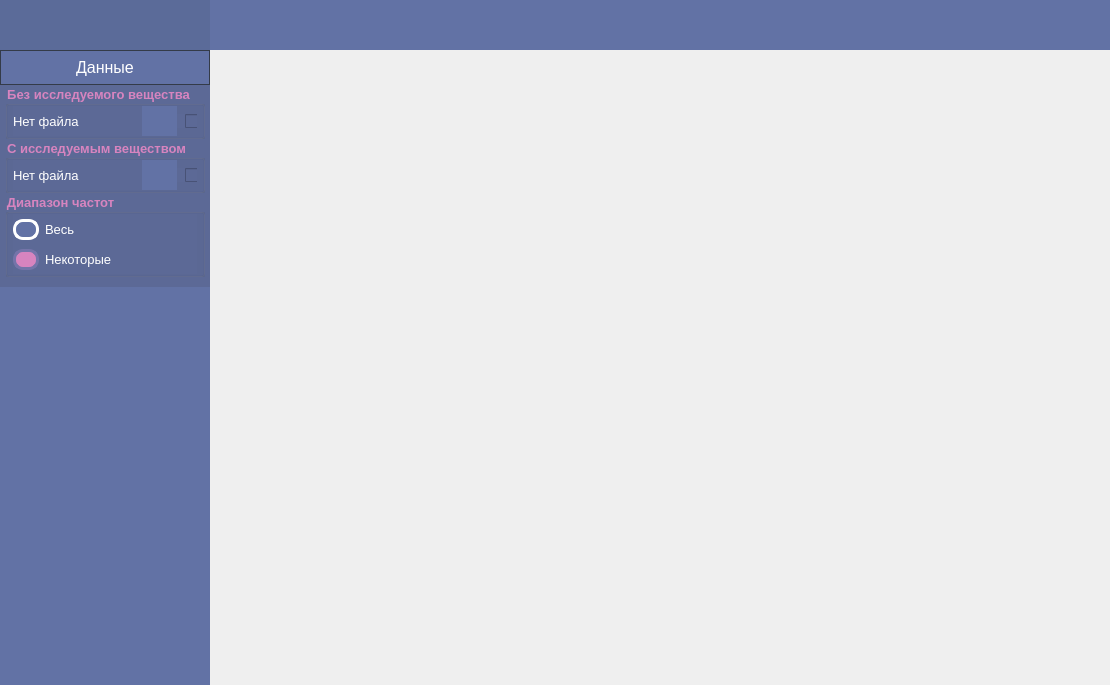
Above: gui.ui from SkorEgor/Detector-Threshold before the change. Below: the same form after it.
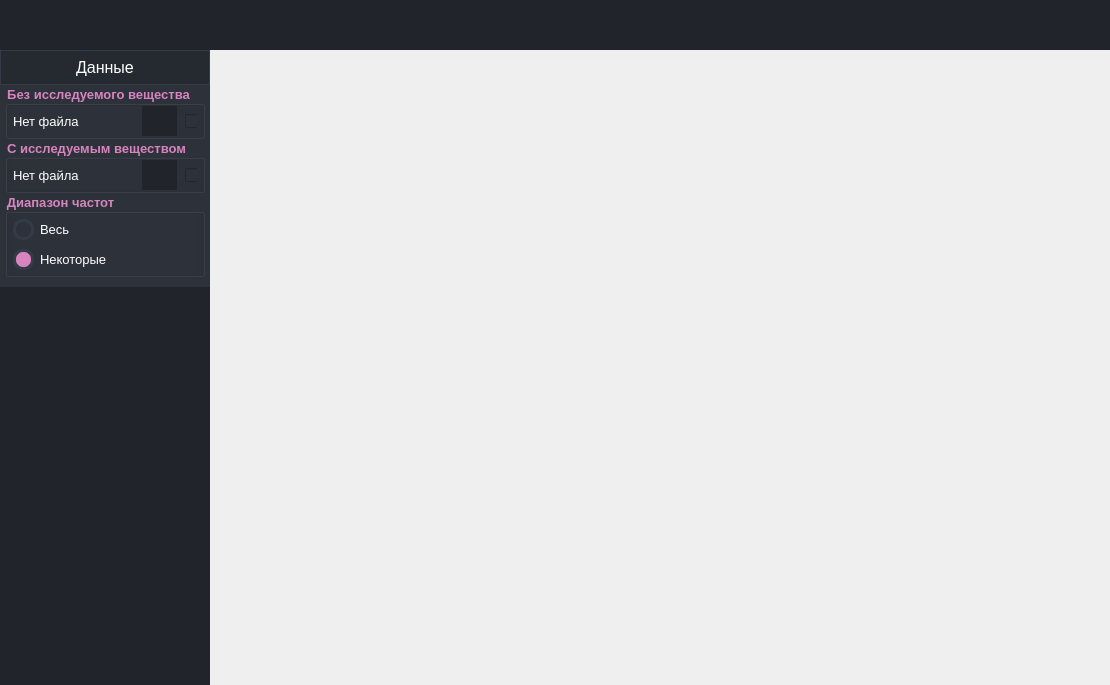
That is the form after the change. Icons and pictures are not drawn.

Commit message: dark_theme

The edit to the form file:
```diff
--- a/gui.ui
+++ b/gui.ui
@@ -22,19 +22,20 @@
 /* /////////////////////////////////////////////////////////////////////////////////////////////////
 RadioButton */
 QRadioButton::indicator {
-    border: 3px solid rgb(255, 255, 255);
-	width: 20px;
+    border: 3px solid rgb(52, 59, 72);
+	width: 15px;
 	height: 15px;
 	border-radius: 10px;
-	background-color: rgb(98, 114, 165);
+    background: rgb(44, 49, 60);
 }
 QRadioButton::indicator:hover {
     border: 3px solid rgb(189, 147, 249);
 }
 QRadioButton::indicator:checked {
     background: 3px solid rgb(215, 132, 191);
-    border: 3px solid rgb(116, 116, 169);
-}</string>
+	border: 3px solid rgb(52, 59, 72);	
+}
+</string>
   </property>
   <property name="sizeGripEnabled">
    <bool>false</bool>
@@ -109,14 +110,14 @@
          </size>
         </property>
         <property name="styleSheet">
-         <string notr="true">background-color: rgb(91, 107, 153);</string>
+         <string notr="true">background-color: rgb(33, 37, 43);</string>
         </property>
        </widget>
       </item>
       <item>
        <widget class="QWidget" name="widget_menu_body" native="true">
         <property name="styleSheet">
-         <string notr="true">background-color: rgb(98, 114, 165);</string>
+         <string notr="true">background-color: rgb(33, 37, 43);</string>
         </property>
         <layout class="QVBoxLayout" name="layout_menu_body">
          <property name="spacing">
@@ -277,7 +278,7 @@
                       <string notr="true">/*Стандартное состояние для кнопки*/
 QPushButton {
 	font-size: 12pt;
-	background-color: rgb(98, 114, 165);/* задает цвет фона */
+	background-color:rgb(37, 41, 48);/* задает цвет фона */
 	display: inline-block;							/* пределяет, будет ли элемент обрабатываться как блочный или встроенный элемент */
 	border: 1px solid rgb(52, 59, 72);		/* задает границу элемента */
 
@@ -337,7 +338,7 @@
                 <item>
                  <widget class="QWidget" name="widget_data_body" native="true">
                   <property name="styleSheet">
-                   <string notr="true">background-color: rgb(92, 105, 150);</string>
+                   <string notr="true">background-color: rgb(44, 49, 58);</string>
                   </property>
                   <layout class="QVBoxLayout" name="layout_data_body" stretch="0,0,0">
                    <property name="spacing">
@@ -455,7 +456,7 @@
                         <property name="styleSheet">
                          <string notr="true">/*Стандартное состояние для кнопки*/
 QPushButton {
-	background-color: rgb(98, 114, 165);	/* задает цвет фона */
+	background-color: rgb(33, 37, 43);	/* задает цвет фона */
 	border: none;											/* без границ */
 
 		/* задает иконку */
@@ -631,7 +632,7 @@
                         <property name="styleSheet">
                          <string notr="true">/*Стандартное состояние для кнопки*/
 QPushButton {
-	background-color: rgb(98, 114, 165);	/* задает цвет фона */
+	background-color: rgb(33, 37, 43);	/* задает цвет фона */
 	border: none;											/* без границ */
 
 		/* задает иконку */
@@ -877,7 +878,7 @@
          </size>
         </property>
         <property name="styleSheet">
-         <string notr="true">background-color:rgb(98, 114, 165);</string>
+         <string notr="true">background-color: rgb(33, 37, 43);</string>
         </property>
        </widget>
       </item>
```
Left out of the diff: 14 changed lines with no effect on the pictures.
